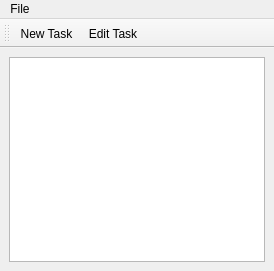
This is DiaryMainWindow.ui in fantomas-code/agenda.pyqt as Qt 5 draws it before an edit. The edited form follows.
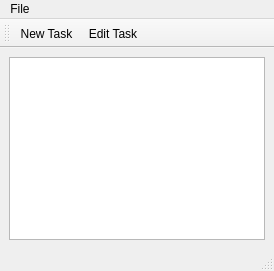
This is the edited form. Icons and pictures are not drawn.

Diff of the .ui file:
```diff
--- a/DiaryMainWindow.ui
+++ b/DiaryMainWindow.ui
@@ -51,6 +51,7 @@
    <addaction name="actionNew_Task"/>
    <addaction name="actionEdit_Task"/>
   </widget>
+  <widget class="QStatusBar" name="statusBar"/>
   <action name="actionNew_Task">
    <property name="icon">
     <iconset resource="resource.qrc">
```
Left out of the diff: 4 changed lines with no effect on the pictures.
